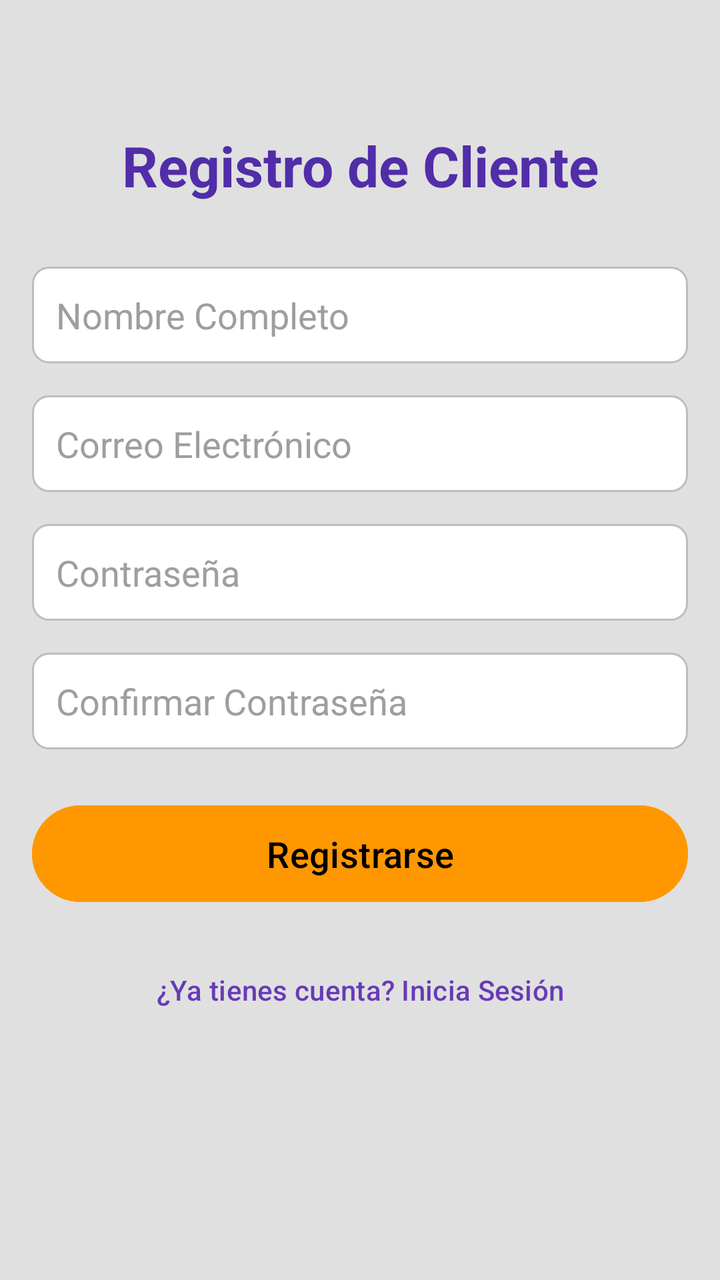
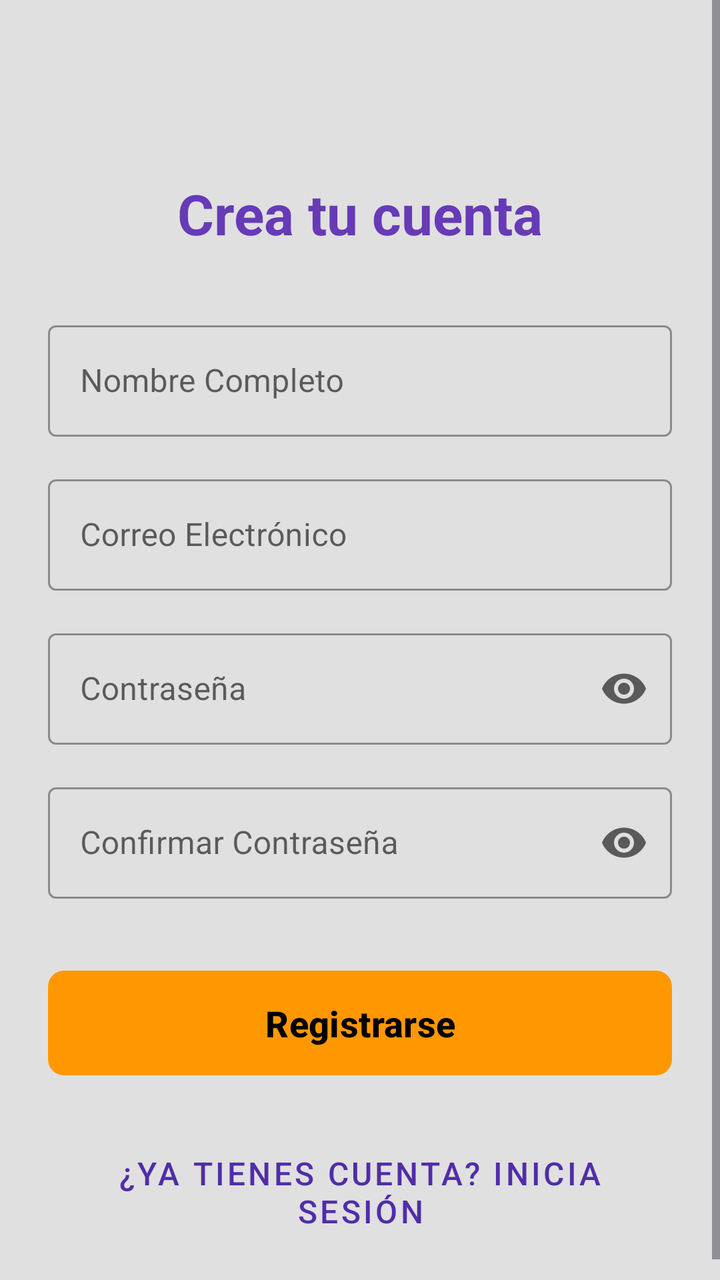

Compare the two renders of this Android layout. The source of the first and the diff that turns it into the second are given below.
<!-- AndroidManifest.xml: application theme Theme.MiTiendaOnline -->
<!-- res/layout/fragment_registro.xml -->
<?xml version="1.0" encoding="utf-8"?>
<androidx.constraintlayout.widget.ConstraintLayout
    xmlns:android="http://schemas.android.com/apk/res/android"
    xmlns:app="http://schemas.android.com/apk/res-auto"
    xmlns:tools="http://schemas.android.com/tools"
    android:layout_width="match_parent"
    android:layout_height="match_parent"
    android:padding="16dp"
    android:background="@color/colorBackground"
    tools:context=".fragments.RegistroFragment"> <TextView
    android:id="@+id/textViewRegisterTitle"
    android:layout_width="wrap_content"
    android:layout_height="wrap_content"
    android:text="Registro de Cliente"
    android:textSize="28sp"
    android:textStyle="bold"
    android:textColor="@color/colorPrimaryVariant"
    app:layout_constraintTop_toTopOf="parent"
    app:layout_constraintStart_toStartOf="parent"
    app:layout_constraintEnd_toEndOf="parent"
    android:layout_marginTop="48dp" />

    <EditText
        android:id="@+id/editTextFullName"
        android:layout_width="0dp"
        android:layout_height="wrap_content"
        android:layout_marginTop="32dp"
        android:background="@drawable/input_background"
        android:hint="Nombre Completo"
        android:inputType="textPersonName|textCapWords"
        android:padding="12dp"
        android:textColor="@color/text_color_primary"
        android:textColorHint="@color/input_hint_color"
        app:layout_constraintEnd_toEndOf="parent"
        app:layout_constraintStart_toStartOf="parent"
        app:layout_constraintTop_toBottomOf="@+id/textViewRegisterTitle" />

    <EditText
        android:id="@+id/editTextEmail"
        android:layout_width="0dp"
        android:layout_height="wrap_content"
        android:layout_marginTop="16dp"
        android:background="@drawable/input_background"
        android:hint="Correo Electrónico"
        android:inputType="textEmailAddress"
        android:padding="12dp"
        android:textColor="@color/text_color_primary"
        android:textColorHint="@color/input_hint_color"
        app:layout_constraintEnd_toEndOf="parent"
        app:layout_constraintStart_toStartOf="parent"
        app:layout_constraintTop_toBottomOf="@+id/editTextFullName" />

    <EditText
        android:id="@+id/editTextPassword"
        android:layout_width="0dp"
        android:layout_height="wrap_content" android:layout_marginTop="16dp"
        android:background="@drawable/input_background"
        android:hint="Contraseña"
        android:inputType="textPassword"
        android:padding="12dp"
        android:textColor="@color/text_color_primary"
        android:textColorHint="@color/input_hint_color"
        app:layout_constraintEnd_toEndOf="parent"
        app:layout_constraintStart_toStartOf="parent"
        app:layout_constraintTop_toBottomOf="@+id/editTextEmail" />

    <EditText
        android:id="@+id/editTextConfirmPassword"
        android:layout_width="0dp"
        android:layout_height="wrap_content"
        android:layout_marginTop="16dp"
        android:background="@drawable/input_background"
        android:hint="Confirmar Contraseña"
        android:inputType="textPassword"
        android:padding="12dp"
        android:textColor="@color/text_color_primary"
        android:textColorHint="@color/input_hint_color"
        app:layout_constraintEnd_toEndOf="parent"
        app:layout_constraintStart_toStartOf="parent"
        app:layout_constraintTop_toBottomOf="@+id/editTextPassword" />

    <Button
        android:id="@+id/buttonRegister"
        android:layout_width="0dp"
        android:layout_height="wrap_content"
        android:layout_marginTop="24dp"
        android:padding="12dp"
        android:text="Registrarse"
        android:textSize="18sp"
        android:backgroundTint="@color/button_background_primary"
        android:textColor="@color/button_text_primary"
        app:layout_constraintEnd_toEndOf="parent"
        app:layout_constraintStart_toStartOf="parent"
        app:layout_constraintTop_toBottomOf="@+id/editTextConfirmPassword" />

    <Button
        android:id="@+id/buttonGoToLogin"
        android:layout_width="wrap_content"
        android:layout_height="wrap_content"
        android:layout_marginTop="16dp"
        android:text="¿Ya tienes cuenta? Inicia Sesión"
        android:textColor="@color/colorPrimary"
        style="@style/Widget.Material3.Button.TextButton"
        app:layout_constraintEnd_toEndOf="parent"
        app:layout_constraintStart_toStartOf="parent"
        app:layout_constraintTop_toBottomOf="@+id/buttonRegister" />


</androidx.constraintlayout.widget.ConstraintLayout>
<!-- resources referenced by this layout -->
<resources>
  <color name="button_background_primary">@color/colorSecondary</color>
  <color name="button_text_primary">@color/colorOnSecondary</color>
  <color name="colorBackground">#E0E0E0</color>
  <color name="colorPrimary">#673AB7</color>
  <color name="colorPrimaryVariant">#512DA8</color>
  <color name="input_hint_color">#9E9E9E</color>
  <color name="text_color_primary">@color/colorOnBackground</color>
  <!-- drawable input_background (drawable) -->
  <?xml version="1.0" encoding="utf-8"?>
  <shape xmlns:android="http://schemas.android.com/apk/res/android"
      android:shape="rectangle">
      <solid android:color="@color/white" />
      <corners android:radius="8dp" />
      <stroke android:width="1dp" android:color="@color/input_border_color" />
      <padding
          android:left="8dp"
          android:top="8dp"
          android:right="8dp"
          android:bottom="8dp" />
  </shape>
  <style name="Theme.MiTiendaOnline" parent="Base.Theme.MiTiendaOnline" />
  <color name="colorSecondary">#FF9800</color>
  <color name="colorOnSecondary">#000000</color>
  <color name="colorOnBackground">#000000</color>
  <color name="white">#FFFFFFFF</color>
  <color name="input_border_color">#BDBDBD</color>
  <style name="Base.Theme.MiTiendaOnline" parent="Theme.Material3.DayNight.NoActionBar">
          <item name="colorPrimary">@color/colorPrimary</item>
          <item name="colorPrimaryVariant">@color/colorPrimaryVariant</item>
          <item name="colorOnPrimary">@color/colorOnPrimary</item>
          <item name="colorSecondary">@color/colorSecondary</item>
          <item name="colorSecondaryVariant">@color/colorSecondaryVariant</item>
          <item name="colorOnSecondary">@color/colorOnSecondary</item>
          <item name="colorSurface">@color/colorSurface</item>
          <item name="colorOnSurface">@color/colorOnSurface</item>
          <item name="colorError">@color/colorError</item>
          <item name="colorOnError">@color/colorOnError</item>
          <item name="android:colorBackground">@color/colorBackground</item> <item name="colorOnBackground">@color/colorOnBackground</item>
  
      </style>
  <color name="colorOnPrimary">#FFFFFF</color>
  <color name="colorSecondaryVariant">#F57C00</color>
  <color name="colorSurface">#FFFFFF</color>
  <color name="colorOnSurface">#000000</color>
  <color name="colorError">#F44336</color>
  <color name="colorOnError">#FFFFFF</color>
</resources>

<!-- the commit's change to res/layout/fragment_registro.xml (unified diff, before → after) -->
@@ -1,109 +1,127 @@
 <?xml version="1.0" encoding="utf-8"?>
-<androidx.constraintlayout.widget.ConstraintLayout
+<ScrollView
     xmlns:android="http://schemas.android.com/apk/res/android"
     xmlns:app="http://schemas.android.com/apk/res-auto"
     xmlns:tools="http://schemas.android.com/tools"
     android:layout_width="match_parent"
     android:layout_height="match_parent"
-    android:padding="16dp"
+    android:fillViewport="true" > <androidx.constraintlayout.widget.ConstraintLayout
+    android:layout_width="match_parent"
+    android:layout_height="wrap_content"
     android:background="@color/colorBackground"
-    tools:context=".fragments.RegistroFragment"> <TextView
-    android:id="@+id/textViewRegisterTitle"
-    android:layout_width="wrap_content"
-    android:layout_height="wrap_content"
-    android:text="Registro de Cliente"
-    android:textSize="28sp"
-    android:textStyle="bold"
-    android:textColor="@color/colorPrimaryVariant"
-    app:layout_constraintTop_toTopOf="parent"
-    app:layout_constraintStart_toStartOf="parent"
-    app:layout_constraintEnd_toEndOf="parent"
-    android:layout_marginTop="48dp" />
+    android:padding="24dp" tools:context=".fragments.RegistroFragment">
 
-    <EditText
-        android:id="@+id/editTextFullName"
+    <TextView
+        android:id="@+id/textViewRegisterTitle"
+        android:layout_width="wrap_content"
+        android:layout_height="wrap_content"
+        android:text="Crea tu cuenta"
+        android:textSize="28sp"
+        android:textStyle="bold"
+        android:textColor="@color/colorPrimary" app:layout_constraintTop_toTopOf="parent"
+        app:layout_constraintStart_toStartOf="parent"
+        app:layout_constraintEnd_toEndOf="parent"
+        android:layout_marginTop="64dp" />
+
+    <com.google.android.material.textfield.TextInputLayout
+        android:id="@+id/tilFullName"
         android:layout_width="0dp"
         android:layout_height="wrap_content"
         android:layout_marginTop="32dp"
-        android:background="@drawable/input_background"
         android:hint="Nombre Completo"
-        android:inputType="textPersonName|textCapWords"
-        android:padding="12dp"
-        android:textColor="@color/text_color_primary"
-        android:textColorHint="@color/input_hint_color"
+        style="@style/Widget.MaterialComponents.TextInputLayout.OutlinedBox"
         app:layout_constraintEnd_toEndOf="parent"
         app:layout_constraintStart_toStartOf="parent"
-        app:layout_constraintTop_toBottomOf="@+id/textViewRegisterTitle" />
+        app:layout_constraintTop_toBottomOf="@+id/textViewRegisterTitle">
 
-    <EditText
-        android:id="@+id/editTextEmail"
+        <com.google.android.material.textfield.TextInputEditText
+            android:id="@+id/editTextFullName"
+            android:layout_width="match_parent"
+            android:layout_height="wrap_content"
+            android:inputType="textPersonName|textCapWords" />
+
+    </com.google.android.material.textfield.TextInputLayout>
+
+    <com.google.android.material.textfield.TextInputLayout
+        android:id="@+id/tilEmail"
         android:layout_width="0dp"
         android:layout_height="wrap_content"
         android:layout_marginTop="16dp"
-        android:background="@drawable/input_background"
         android:hint="Correo Electrónico"
-        android:inputType="textEmailAddress"
-        android:padding="12dp"
-        android:textColor="@color/text_color_primary"
-        android:textColorHint="@color/input_hint_color"
+        style="@style/Widget.MaterialComponents.TextInputLayout.OutlinedBox"
         app:layout_constraintEnd_toEndOf="parent"
         app:layout_constraintStart_toStartOf="parent"
-        app:layout_constraintTop_toBottomOf="@+id/editTextFullName" />
+        app:layout_constraintTop_toBottomOf="@+id/tilFullName">
 
-    <EditText
-        android:id="@+id/editTextPassword"
-        android:layout_width="0dp"
-        android:layout_height="wrap_content" android:layout_marginTop="16dp"
-        android:background="@drawable/input_background"
-        android:hint="Contraseña"
-        android:inputType="textPassword"
-        android:padding="12dp"
-        android:textColor="@color/text_color_primary"
-        android:textColorHint="@color/input_hint_color"
-        app:layout_constraintEnd_toEndOf="parent"
-        app:layout_constraintStart_toStartOf="parent"
-        app:layout_constraintTop_toBottomOf="@+id/editTextEmail" />
+        <com.google.android.material.textfield.TextInputEditText
+            android:id="@+id/editTextEmail"
+            android:layout_width="match_parent"
+            android:layout_height="wrap_content"
+            android:inputType="textEmailAddress" />
 
-    <EditText
-        android:id="@+id/editTextConfirmPassword"
+    </com.google.android.material.textfield.TextInputLayout>
+
+    <com.google.android.material.textfield.TextInputLayout
+        android:id="@+id/tilPassword"
         android:layout_width="0dp"
         android:layout_height="wrap_content"
         android:layout_marginTop="16dp"
-        android:background="@drawable/input_background"
-        android:hint="Confirmar Contraseña"
-        android:inputType="textPassword"
-        android:padding="12dp"
-        android:textColor="@color/text_color_primary"
-        android:textColorHint="@color/input_hint_color"
+        android:hint="Contraseña"
+        app:endIconMode="password_toggle" style="@style/Widget.MaterialComponents.TextInputLayout.OutlinedBox"
         app:layout_constraintEnd_toEndOf="parent"
         app:layout_constraintStart_toStartOf="parent"
-        app:layout_constraintTop_toBottomOf="@+id/editTextPassword" />
+        app:layout_constraintTop_toBottomOf="@+id/tilEmail">
 
-    <Button
+        <com.google.android.material.textfield.TextInputEditText
+            android:id="@+id/editTextPassword"
+            android:layout_width="match_parent"
+            android:layout_height="wrap_content"
+            android:inputType="textPassword" />
+
+    </com.google.android.material.textfield.TextInputLayout>
+
+    <com.google.android.material.textfield.TextInputLayout
+        android:id="@+id/tilConfirmPassword"
+        android:layout_width="0dp"
+        android:layout_height="wrap_content"
+        android:layout_marginTop="16dp"
+        android:hint="Confirmar Contraseña"
+        app:endIconMode="password_toggle" style="@style/Widget.MaterialComponents.TextInputLayout.OutlinedBox"
+        app:layout_constraintEnd_toEndOf="parent"
+        app:layout_constraintStart_toStartOf="parent"
+        app:layout_constraintTop_toBottomOf="@+id/tilPassword">
+
+        <com.google.android.material.textfield.TextInputEditText
+            android:id="@+id/editTextConfirmPassword"
+            android:layout_width="match_parent"
+            android:layout_height="wrap_content"
+            android:inputType="textPassword" />
+
+    </com.google.android.material.textfield.TextInputLayout>
+
+    <com.google.android.material.button.MaterialButton
         android:id="@+id/buttonRegister"
         android:layout_width="0dp"
         android:layout_height="wrap_content"
+        android:layout_marginTop="32dp"
+        android:text="Registrarse"
+        android:paddingVertical="14dp"
+        android:textSize="18sp"
+        android:textStyle="bold"
+        app:cornerRadius="8dp" app:backgroundTint="@color/button_background_primary" android:textColor="@color/button_text_primary" app:layout_constraintEnd_toEndOf="parent"
+        app:layout_constraintStart_toStartOf="parent"
+        app:layout_constraintTop_toBottomOf="@+id/tilConfirmPassword" />
+
+    <com.google.android.material.button.MaterialButton
+        android:id="@+id/buttonGoToLogin"
+        style="@style/Widget.MaterialComponents.Button.TextButton" android:layout_width="wrap_content"
+        android:layout_height="wrap_content"
         android:layout_marginTop="24dp"
-        android:padding="12dp"
-        android:text="Registrarse"
-        android:textSize="18sp"
-        android:backgroundTint="@color/button_background_primary"
-        android:textColor="@color/button_text_primary"
-        app:layout_constraintEnd_toEndOf="parent"
-        app:layout_constraintStart_toStartOf="parent"
-        app:layout_constraintTop_toBottomOf="@+id/editTextConfirmPassword" />
-
-    <Button
-        android:id="@+id/buttonGoToLogin"
-        android:layout_width="wrap_content"
-        android:layout_height="wrap_content"
-        android:layout_marginTop="16dp"
         android:text="¿Ya tienes cuenta? Inicia Sesión"
-        android:textColor="@color/colorPrimary"
-        style="@style/Widget.Material3.Button.TextButton"
+        android:textColor="@color/colorPrimaryVariant" android:textSize="16sp"
         app:layout_constraintEnd_toEndOf="parent"
         app:layout_constraintStart_toStartOf="parent"
         app:layout_constraintTop_toBottomOf="@+id/buttonRegister" />
 
-
 </androidx.constraintlayout.widget.ConstraintLayout>
+</ScrollView>
<!-- resource entries referenced after the edit -->
@@ -5,27 +5,10 @@
   <color name="colorBackground">#E0E0E0</color>
   <color name="colorPrimary">#673AB7</color>
   <color name="colorPrimaryVariant">#512DA8</color>
-  <color name="input_hint_color">#9E9E9E</color>
-  <color name="text_color_primary">@color/colorOnBackground</color>
-  <!-- drawable input_background (drawable) -->
-  <?xml version="1.0" encoding="utf-8"?>
-  <shape xmlns:android="http://schemas.android.com/apk/res/android"
-      android:shape="rectangle">
-      <solid android:color="@color/white" />
-      <corners android:radius="8dp" />
-      <stroke android:width="1dp" android:color="@color/input_border_color" />
-      <padding
-          android:left="8dp"
-          android:top="8dp"
-          android:right="8dp"
-          android:bottom="8dp" />
-  </shape>
   <style name="Theme.MiTiendaOnline" parent="Base.Theme.MiTiendaOnline" />
   <color name="colorSecondary">#FF9800</color>
   <color name="colorOnSecondary">#000000</color>
   <color name="colorOnBackground">#000000</color>
-  <color name="white">#FFFFFFFF</color>
-  <color name="input_border_color">#BDBDBD</color>
   <style name="Base.Theme.MiTiendaOnline" parent="Theme.Material3.DayNight.NoActionBar">
           <item name="colorPrimary">@color/colorPrimary</item>
           <item name="colorPrimaryVariant">@color/colorPrimaryVariant</item>
@@ -38,7 +21,6 @@
           <item name="colorError">@color/colorError</item>
           <item name="colorOnError">@color/colorOnError</item>
           <item name="android:colorBackground">@color/colorBackground</item> <item name="colorOnBackground">@color/colorOnBackground</item>
-  
       </style>
   <color name="colorOnPrimary">#FFFFFF</color>
   <color name="colorSecondaryVariant">#F57C00</color>
